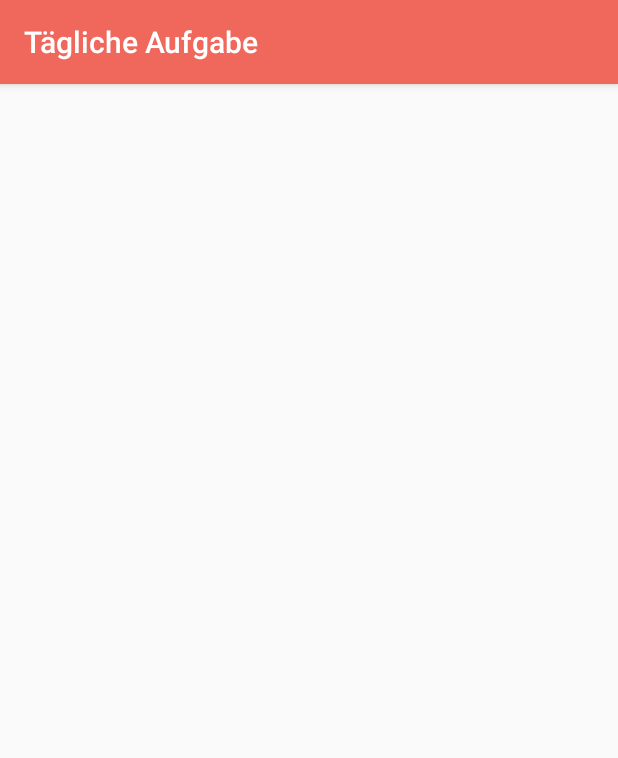
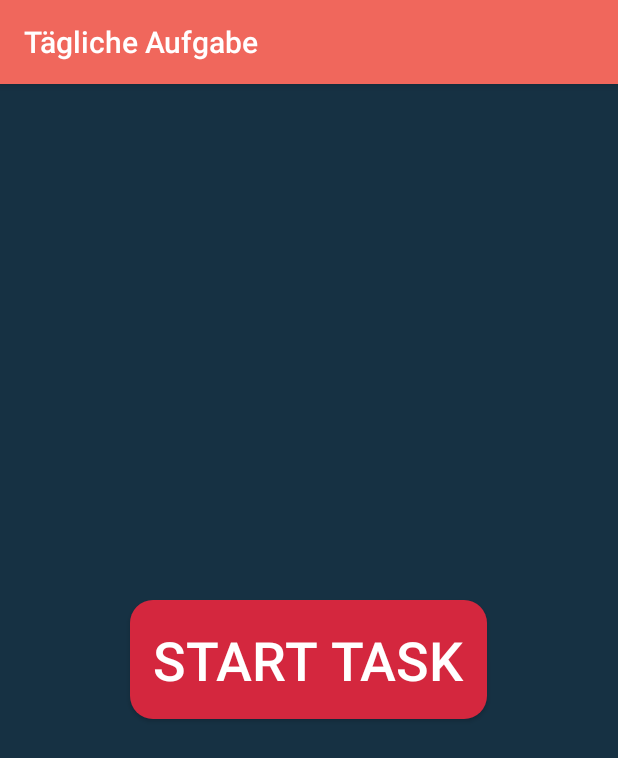
Before and after one commit to StefanSator/zapp-brealth, an Android app: the BrainDailyMenu screen opened directly, with no data from a screen before it, on a phone screen of 412 x 824 dp. Shown: the top 758 px of the screen. Run offline under Robolectric (Android 15) with nearby library versions, the phone set to English and light mode, and no system bars.

Commit message:
dailyTask completed

```diff
--- a/app/src/main/java/com/example/stefansator/brealth/BrainDailyMenu.java
+++ b/app/src/main/java/com/example/stefansator/brealth/BrainDailyMenu.java
@@ -2,30 +2,123 @@ package com.example.stefansator.brealth;
 
 import android.app.AlarmManager;
 import android.app.PendingIntent;
+import android.content.Context;
 import android.content.Intent;
+import android.content.SharedPreferences;
 import android.os.Bundle;
 import android.support.v7.app.AppCompatActivity;
+import android.view.View;
 
 import java.util.Calendar;
+import java.util.Random;
 
 /**
  * Created by stefansator on 25.05.18.
  */
 
 public class BrainDailyMenu extends AppCompatActivity {
+    private SharedPreferences sharedPref;
+    private int dailyTask;
+    private Calendar previousDate;
 
     protected void onCreate(Bundle savedInstanceState) {
         super.onCreate(savedInstanceState);
         setContentView(R.layout.activity_braindailymenu);
 
+        initializeSharedPreferences();
+        loadPreferences();
+        setupDailyNotification();
+    }
+
+    public void startDailyTask(View view) {
+        setupDailyTask();
+    }
+
+    private void setupDailyTask() {
+        Calendar currentDate = Calendar.getInstance();
+
+        /* If user comes in on another day he gets a new Task, while if he comes in on
+         * the same day he gets always the same Task.
+         */
+        if (!isSameDay(currentDate, previousDate)) {
+            dailyTask = randomNumberGenerator(0, 4);
+        }
+
+        savePreferences();
+
+        switch (dailyTask) {
+            case 0:
+                Intent rechnenIntent = new Intent(BrainDailyMenu.this, RechnenTask.class);
+                rechnenIntent.putExtra("limit", 5);
+                BrainDailyMenu.this.startActivity(rechnenIntent);
+                break;
+            case 1:
+                Intent lesenIntent = new Intent(BrainDailyMenu.this, LesenTask.class);
+                BrainDailyMenu.this.startActivity(lesenIntent);
+                break;
+            case 2:
+                Intent memoryIntent = new Intent(BrainDailyMenu.this, MemoryTask.class);
+                BrainDailyMenu.this.startActivity(memoryIntent);
+                break;
+            case 3:
+                Intent easyFarbenIntent = new Intent(BrainDailyMenu.this, FarbenEasyMode.class);
+                BrainDailyMenu.this.startActivity(easyFarbenIntent);
+                break;
+            case 4:
+                Intent hardFarbenIntent = new Intent(BrainDailyMenu.this, FarbenHardMode.class);
+                BrainDailyMenu.this.startActivity(hardFarbenIntent);
+                break;
+            default:
+                // do nothing
+        }
+    }
+
+    public boolean isSameDay(Calendar cal1, Calendar cal2) {
+        if (cal1 == null || cal2 == null)
+            return false;
+        return (cal1.get(Calendar.ERA) == cal2.get(Calendar.ERA)
+                && cal1.get(Calendar.YEAR) == cal2.get(Calendar.YEAR)
+                && cal1.get(Calendar.DAY_OF_YEAR) == cal2.get(Calendar.DAY_OF_YEAR));
+    }
+
+    private int randomNumberGenerator(int min, int max) {
+        Random random = new Random();
+        return random.nextInt(max - min + 1) + min;
+    }
+
+    private void setupDailyNotification() {
         Calendar calendar = Calendar.getInstance();
         calendar.set(Calendar.HOUR_OF_DAY, 12);
-        calendar.set(Calendar.MINUTE, 15);
+        calendar.set(Calendar.MINUTE, 30);
         calendar.set(Calendar.SECOND, 0);
         Intent notiIntent = new Intent(BrainDailyMenu.this, AlarmReceiver.class);
-        PendingIntent pendingIntent = PendingIntent.getBroadcast(BrainDailyMenu.this, 0, notiIntent, PendingIntent.FLAG_UPDATE_CURRENT);
-        AlarmManager alarmManager = (AlarmManager) BrainDailyMenu.this.getSystemService(BrainDailyMenu.this.ALARM_SERVICE);
-        alarmManager.setRepeating(AlarmManager.RTC_WAKEUP, calendar.getTimeInMillis(), AlarmManager.INTERVAL_DAY, pendingIntent);
+        notiIntent.putExtra("title", "Tägliche Aufgabe");
+        notiIntent.putExtra("text", "Sie haben eine neue tägliche Aufgabe.");
+        PendingIntent pendingIntent = PendingIntent
+                .getBroadcast(BrainDailyMenu.this, 0, notiIntent, PendingIntent.FLAG_UPDATE_CURRENT);
+        AlarmManager alarmManager = (AlarmManager) BrainDailyMenu.this
+                .getSystemService(BrainDailyMenu.this.ALARM_SERVICE);
+        alarmManager
+                .setRepeating(AlarmManager.RTC_WAKEUP, calendar.getTimeInMillis(), AlarmManager.INTERVAL_DAY, pendingIntent);
+    }
 
+    private void initializeSharedPreferences() {
+        sharedPref = BrainDailyMenu.this.getPreferences(Context.MODE_PRIVATE);
+    }
+
+    private void loadPreferences() {
+        dailyTask = sharedPref.getInt("THE_DAILY_TASK", 0);
+        long millis = sharedPref.getLong("THE_DATE", 0L);
+        previousDate = Calendar.getInstance();
+        previousDate.setTimeInMillis(millis);
+    }
+
+    private void savePreferences() {
+        Calendar currentDate = Calendar.getInstance();
+
+        SharedPreferences.Editor editor = sharedPref.edit();
+        editor.putLong("THE_DATE", currentDate.getTimeInMillis());
+        editor.putInt("THE_DAILY_TASK", dailyTask);
+        editor.commit();
     }
 }
--- a/app/src/main/java/com/example/stefansator/brealth/MemoryTask.java
+++ b/app/src/main/java/com/example/stefansator/brealth/MemoryTask.java
@@ -68,8 +68,6 @@ public class MemoryTask extends AppCompatActivity {
         }
 
         startZeit = System.currentTimeMillis();
-
-        /* ASync Task for setText() */
     }
 
     private int randomNumberGenerator(int min, int max) {
--- /dev/null
+++ b/app/src/main/res/drawable/button_bg_rounded_corners.xml
@@ -0,0 +1,13 @@
+<?xml version="1.0" encoding="utf-8"?>
+
+<!--Created by StefanSator on 26.05.18-->
+
+<selector xmlns:android="http://schemas.android.com/apk/res/android">
+    <item>
+        <shape android:shape="rectangle">
+            <solid android:color="@color/neonred"/>
+            <!--corners allow us to make the rounded corners button-->
+            <corners android:radius="15dp" />
+        </shape>
+    </item>
+</selector>
--- a/app/src/main/res/layout/activity_braindailymenu.xml
+++ b/app/src/main/res/layout/activity_braindailymenu.xml
@@ -2,10 +2,22 @@
 
 <!--Created by StefanSator on 25.05.18-->
 
-<android.support.constraint.ConstraintLayout xmlns:android="http://schemas.android.com/apk/res/android"
-    xmlns:app="http://schemas.android.com/apk/res-auto"
-    xmlns:tools="http://schemas.android.com/tools"
+<RelativeLayout xmlns:android="http://schemas.android.com/apk/res/android"
     android:layout_width="match_parent"
-    android:layout_height="match_parent">
+    android:layout_height="match_parent"
+    android:background="@color/lightblack">
 
-</android.support.constraint.ConstraintLayout>
+    <Button
+        android:id="@+id/button"
+        style="@style/Widget.AppCompat.Button.Colored"
+        android:layout_width="wrap_content"
+        android:layout_height="wrap_content"
+        android:layout_centerHorizontal="true"
+        android:layout_centerVertical="true"
+        android:background="@drawable/button_bg_rounded_corners"
+        android:padding="15dp"
+        android:onClick="startDailyTask"
+        android:text="@string/startButtonDailyTask"
+        android:textSize="36sp"/>
+
+</RelativeLayout>
--- a/app/src/main/res/values/strings.xml
+++ b/app/src/main/res/values/strings.xml
@@ -39,5 +39,6 @@
     <string name="farben_hardmode_button">Hard Mode</string>
     <string name="lesentask_rules">Lesen Sie den Text laut und ordentlich durch. Diese Übungen soll Ihnen helfen, ihre Lesegeschwindigkeit zu verbessern.</string>
     <string name="memorytask_rules">In dieser Übung haben Sie die Möglichkeit Ihre Gedächtnis durch ein einfaches Memory Spiel zu trainieren.</string>
+    <string name="startButtonDailyTask">Start Task</string>
 
 </resources>
```
Also changed, not shown: app/src/main/java/com/example/stefansator/brealth/AlarmReceiver.java (+10 -2 lines).
